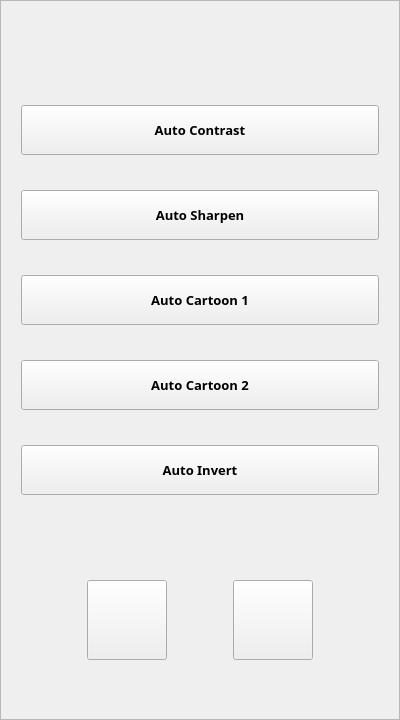
packetsss/Python, file Mini Projects/Image Editor/UI/filter_frame.ui: the form before one commit.
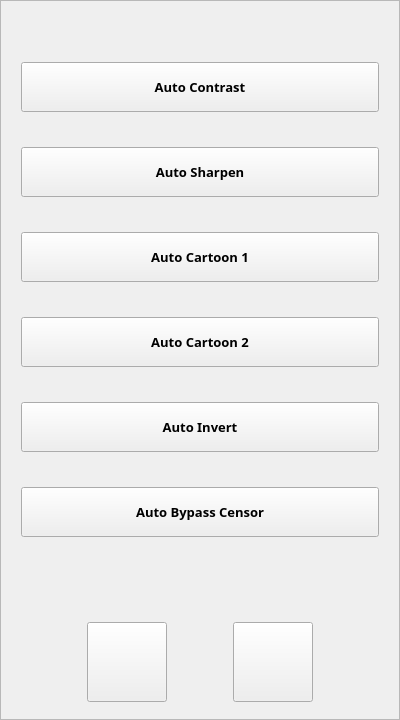
The form after the commit.

Commit message: added bypass censorship

```diff
--- a/Mini Projects/Image Editor/UI/filter_frame.ui
+++ b/Mini Projects/Image Editor/UI/filter_frame.ui
@@ -199,6 +199,33 @@
           </property>
          </widget>
         </item>
+        <item>
+         <widget class="QPushButton" name="bypass_btn">
+          <property name="sizePolicy">
+           <sizepolicy hsizetype="Expanding" vsizetype="Fixed">
+            <horstretch>0</horstretch>
+            <verstretch>0</verstretch>
+           </sizepolicy>
+          </property>
+          <property name="maximumSize">
+           <size>
+            <width>16777215</width>
+            <height>50</height>
+           </size>
+          </property>
+          <property name="font">
+           <font>
+            <family>Neue Haas Grotesk Text Pro</family>
+            <pointsize>10</pointsize>
+            <weight>75</weight>
+            <bold>true</bold>
+           </font>
+          </property>
+          <property name="text">
+           <string>Auto Bypass Censor</string>
+          </property>
+         </widget>
+        </item>
         <item>
          <spacer name="horizontalSpacer">
           <property name="orientation">
```
The commit also changes 3 other files.
